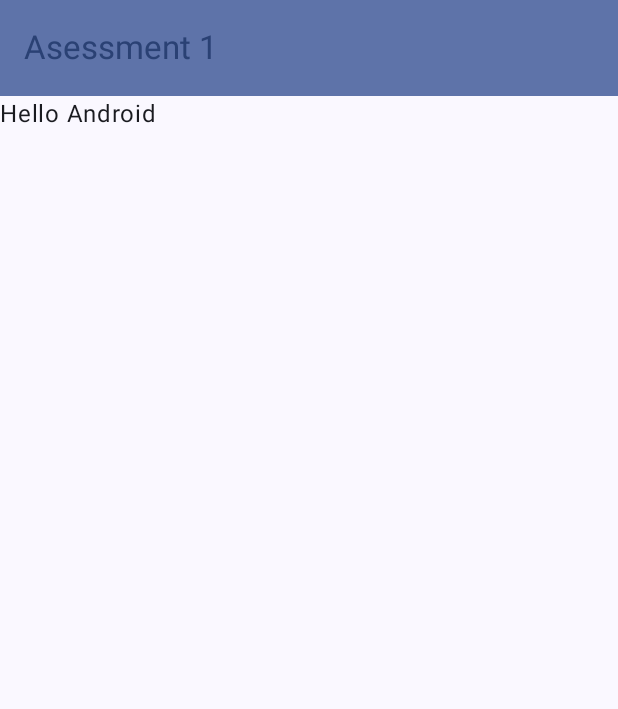
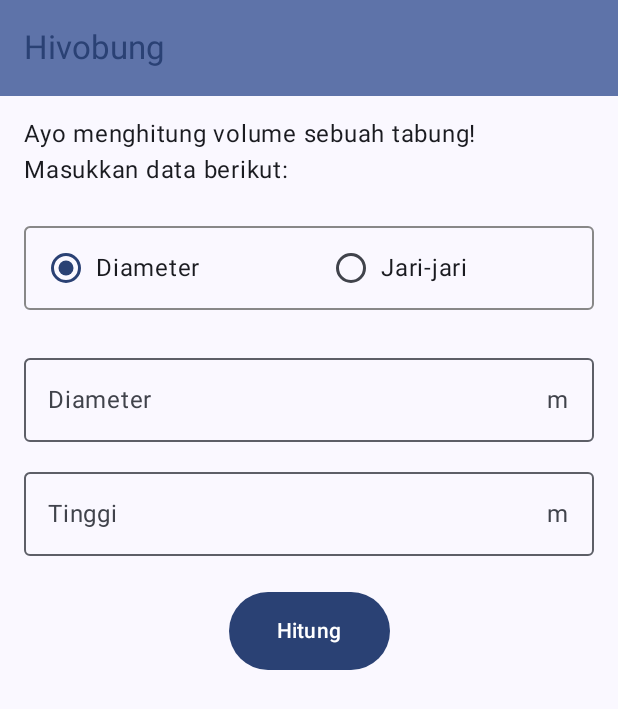
Before and after one commit to irvanmaulanaaa/assesment1mobpro, an Android app built with Jetpack Compose: the MainActivity screen opened directly, with no data from a screen before it, on a phone screen of 412 x 824 dp. Shown: the top 709 px of the screen. Run offline under Robolectric (Android 15) with nearby library versions, the phone set to English and light mode, and no system bars.

Commit message:
Meminta inputan user dan perhitungan volume tabung

```diff
--- a/app/src/main/java/com/irvanmaulana0013/asessment1/MainActivity.kt
+++ b/app/src/main/java/com/irvanmaulana0013/asessment1/MainActivity.kt
@@ -1,21 +1,10 @@
 package com.irvanmaulana0013.asessment1
 
-import android.content.res.Configuration
 import android.os.Bundle
 import androidx.activity.ComponentActivity
 import androidx.activity.compose.setContent
 import androidx.activity.enableEdgeToEdge
-import androidx.compose.foundation.layout.padding
-import androidx.compose.material3.ExperimentalMaterial3Api
-import androidx.compose.material3.MaterialTheme
-import androidx.compose.material3.Scaffold
-import androidx.compose.material3.Text
-import androidx.compose.material3.TopAppBar
-import androidx.compose.material3.TopAppBarDefaults
-import androidx.compose.runtime.Composable
-import androidx.compose.ui.Modifier
-import androidx.compose.ui.res.stringResource
-import androidx.compose.ui.tooling.preview.Preview
+import com.irvanmaulana0013.asessment1.ui.screen.MainScreen
 import com.irvanmaulana0013.asessment1.ui.theme.Asessment1Theme
 
 class MainActivity : ComponentActivity() {
@@ -29,41 +18,3 @@ class MainActivity : ComponentActivity() {
         }
     }
 }
-
-@OptIn(ExperimentalMaterial3Api::class)
-@Composable
-fun MainScreen() {
-    Scaffold (
-        topBar = {
-            TopAppBar(
-                title = {
-                    Text(text = stringResource(id = R.string.app_name))
-                },
-                colors = TopAppBarDefaults.mediumTopAppBarColors(
-                    containerColor = MaterialTheme.colorScheme.primaryContainer,
-                    titleContentColor = MaterialTheme.colorScheme.primary
-                )
-            )
-        }
-    ) { innerPadding ->
-        ScreenContent(Modifier.padding(innerPadding))
-
-    }
-}
-
-@Composable
-fun ScreenContent(modifier: Modifier = Modifier) {
-    Text(
-        text = "Hello Android",
-        modifier = modifier
-    )
-}
-
-@Preview(showBackground = true)
-@Preview(uiMode = Configuration.UI_MODE_NIGHT_YES, showBackground = true)
-@Composable
-fun MainScreenPreview() {
-    Asessment1Theme {
-        MainScreen()
-    }
-}
--- /dev/null
+++ b/app/src/main/java/com/irvanmaulana0013/asessment1/ui/screen/MainScreen.kt
@@ -0,0 +1,220 @@
+package com.irvanmaulana0013.asessment1.ui.screen
+
+import android.content.res.Configuration
+import androidx.compose.foundation.border
+import androidx.compose.foundation.layout.Arrangement
+import androidx.compose.foundation.layout.Column
+import androidx.compose.foundation.layout.PaddingValues
+import androidx.compose.foundation.layout.Row
+import androidx.compose.foundation.layout.fillMaxSize
+import androidx.compose.foundation.layout.fillMaxWidth
+import androidx.compose.foundation.layout.padding
+import androidx.compose.foundation.rememberScrollState
+import androidx.compose.foundation.selection.selectable
+import androidx.compose.foundation.shape.RoundedCornerShape
+import androidx.compose.foundation.text.KeyboardOptions
+import androidx.compose.foundation.verticalScroll
+import androidx.compose.material3.Button
+import androidx.compose.material3.ExperimentalMaterial3Api
+import androidx.compose.material3.HorizontalDivider
+import androidx.compose.material3.MaterialTheme
+import androidx.compose.material3.OutlinedTextField
+import androidx.compose.material3.RadioButton
+import androidx.compose.material3.Scaffold
+import androidx.compose.material3.Text
+import androidx.compose.material3.TopAppBar
+import androidx.compose.material3.TopAppBarDefaults
+import androidx.compose.runtime.Composable
+import androidx.compose.runtime.getValue
+import androidx.compose.runtime.mutableDoubleStateOf
+import androidx.compose.runtime.mutableStateOf
+import androidx.compose.runtime.remember
+import androidx.compose.runtime.setValue
+import androidx.compose.ui.Alignment
+import androidx.compose.ui.Modifier
+import androidx.compose.ui.graphics.Color
+import androidx.compose.ui.res.stringResource
+import androidx.compose.ui.semantics.Role
+import androidx.compose.ui.text.input.ImeAction
+import androidx.compose.ui.text.input.KeyboardType
+import androidx.compose.ui.tooling.preview.Preview
+import androidx.compose.ui.unit.dp
+import com.irvanmaulana0013.asessment1.R
+import com.irvanmaulana0013.asessment1.ui.theme.Asessment1Theme
+import kotlin.math.pow
+
+@OptIn(ExperimentalMaterial3Api::class)
+@Composable
+fun MainScreen() {
+    Scaffold (
+        topBar = {
+            TopAppBar(
+                title = {
+                    Text(text = stringResource(id = R.string.app_name))
+                },
+                colors = TopAppBarDefaults.mediumTopAppBarColors(
+                    containerColor = MaterialTheme.colorScheme.primaryContainer,
+                    titleContentColor = MaterialTheme.colorScheme.primary
+                )
+            )
+        }
+    ) { innerPadding ->
+        ScreenContent(Modifier.padding(innerPadding))
+
+    }
+}
+
+@Composable
+fun ScreenContent(modifier: Modifier = Modifier) {
+    var diameter by remember { mutableStateOf("") }
+    var jariJari by remember { mutableStateOf("") }
+    var tinggi by remember { mutableStateOf("") }
+
+    val radioOptions = listOf(
+        stringResource(id = R.string.diameter),
+        stringResource(id = R.string.jarijari)
+    )
+
+    var option by remember { mutableStateOf(radioOptions[0]) }
+    var result by remember { mutableDoubleStateOf(0.0) }
+
+    Column(
+        modifier = modifier.fillMaxSize()
+            .verticalScroll(rememberScrollState())
+            .padding(16.dp),
+        verticalArrangement = Arrangement.spacedBy(12.dp),
+        horizontalAlignment = Alignment.CenterHorizontally
+
+    ) {
+        Text(
+            text = stringResource(id = R.string.intro),
+            style = MaterialTheme.typography.bodyLarge,
+            modifier = Modifier.fillMaxWidth()
+        )
+        Row(
+            modifier = Modifier
+                .padding(top = 16.dp)
+                .border(1.dp, Color.Gray, RoundedCornerShape(4.dp))
+        ) {
+            radioOptions.forEach { text ->
+                Option(
+                    label = text,
+                    isSelected = option == text,
+                    modifier = Modifier
+                        .selectable(
+                            selected = option == text,
+                            onClick = { option = text },
+                            role = Role.RadioButton
+                        )
+                        .weight(1f)
+                        .padding(16.dp)
+                )
+            }
+        }
+        if (option == radioOptions[0]) {
+            OutlinedTextField(
+                value = diameter,
+                onValueChange = { diameter = it },
+                label = { Text(text = stringResource(id = R.string.diameter)) },
+                trailingIcon = { Text(text = "m") },
+                singleLine = true,
+                keyboardOptions = KeyboardOptions(
+                    keyboardType = KeyboardType.Number,
+                    imeAction = ImeAction.Next
+                ),
+                modifier = Modifier.fillMaxWidth()
+                    .padding(top = 12.dp)
+            )
+        } else {
+            OutlinedTextField(
+                value = jariJari,
+                onValueChange = { jariJari = it},
+                label = { Text(text = stringResource(id = R.string.jarijari)) },
+                trailingIcon = { Text(text = "m") },
+                singleLine = true,
+                keyboardOptions = KeyboardOptions(
+                    keyboardType = KeyboardType.Number,
+                    imeAction = ImeAction.Next
+                ),
+                modifier = Modifier.fillMaxWidth()
+                    .padding(top = 12.dp)
+            )
+        }
+        OutlinedTextField(
+            value = tinggi,
+            onValueChange = { tinggi = it},
+            label = { Text(text = stringResource(id = R.string.tinggi)) },
+            trailingIcon = { Text(text = "m") },
+            singleLine = true,
+            keyboardOptions = KeyboardOptions(
+                keyboardType = KeyboardType.Number,
+                imeAction = ImeAction.Done
+            ),
+            modifier = Modifier.fillMaxWidth()
+        )
+        Button(
+            onClick = {
+                val t = tinggi.toDoubleOrNull()
+
+                    if (option == radioOptions[0]) {
+                        val d = diameter.toDoubleOrNull()
+                        if (d != null && t != null) {
+                            result = hitungDiameter(d, t)
+                        }
+                    } else {
+                    val r = jariJari.toDoubleOrNull()
+                    if (r != null && t != null) {
+                        result = hitungJarijari(r, t)
+                    }
+                }
+            },
+            modifier = Modifier.padding(top = 12.dp),
+            contentPadding = PaddingValues(horizontal = 32.dp, vertical = 16.dp)
+        ) {
+            Text(text = stringResource(R.string.hitung))
+        }
+
+        if (result != 0.0) {
+            HorizontalDivider(
+                modifier = Modifier.padding(vertical = 8.dp),
+                thickness = 1.dp
+            )
+            Text(
+                text = stringResource(R.string.hasil, result),
+                style = MaterialTheme.typography.titleLarge
+            )
+        }
+    }
+}
+
+private fun hitungDiameter (diameter: Double, tinggi: Double): Double {
+    return Math.PI * diameter.pow(2) * tinggi / 4
+}
+
+private fun hitungJarijari (jariJari: Double, tinggi: Double): Double {
+    return Math.PI * jariJari.pow(2) * tinggi
+}
+
+@Composable
+fun Option(label: String, isSelected: Boolean, modifier: Modifier) {
+    Row(
+        modifier = modifier,
+        verticalAlignment = Alignment.CenterVertically
+    ) {
+       RadioButton(selected = isSelected, onClick = null)
+       Text(
+           text = label,
+           style = MaterialTheme.typography.bodyLarge,
+           modifier = Modifier.padding(start = 8.dp)
+       )
+    }
+}
+
+@Preview(showBackground = true)
+@Preview(uiMode = Configuration.UI_MODE_NIGHT_YES, showBackground = true)
+@Composable
+fun MainScreenPreview() {
+    Asessment1Theme {
+        MainScreen()
+    }
+}
--- a/app/src/main/res/values/strings.xml
+++ b/app/src/main/res/values/strings.xml
@@ -1,3 +1,10 @@
 <resources>
-    <string name="app_name">Asessment 1</string>
+    <string name="app_name">Hivobung</string>
+    <string name="intro">Ayo menghitung volume sebuah tabung!
+        Masukkan data berikut:</string>
+    <string name="diameter">Diameter</string>
+    <string name="jarijari">Jari-jari</string>
+    <string name="tinggi">Tinggi</string>
+    <string name="hitung">Hitung</string>
+    <string name="hasil">Volume tabung:\n%1$.2f m³</string>
 </resources>
```
Also changed, not shown: 1 other file.
